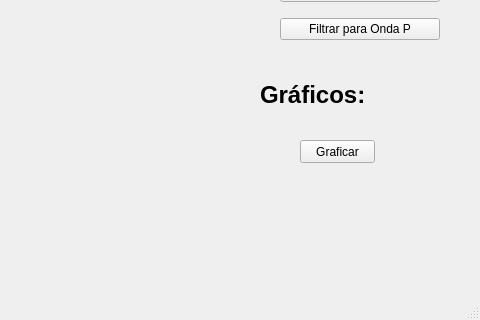
DanielOrtega94/Proyecto-Python-Cientifico, file qt/interfaz/main_windows.ui: the form before one commit; both pictures show x 320 to 800 and y 280 to 600 of the 800 by 600 pixel window.
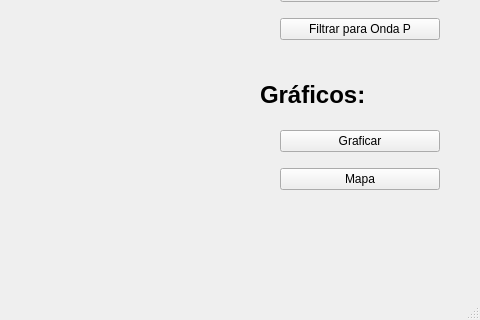
The form after the commit.

Diff of the .ui file:
```diff
--- a/qt/interfaz/main_windows.ui
+++ b/qt/interfaz/main_windows.ui
@@ -73,19 +73,6 @@
      </item>
     </layout>
    </widget>
-   <widget class="QPushButton" name="graficar_Button">
-    <property name="geometry">
-     <rect>
-      <x>620</x>
-      <y>420</y>
-      <width>75</width>
-      <height>23</height>
-     </rect>
-    </property>
-    <property name="text">
-     <string>Graficar</string>
-    </property>
-   </widget>
    <widget class="QLabel" name="label">
     <property name="geometry">
      <rect>
@@ -125,6 +112,32 @@
      <string>&lt;html&gt;&lt;head/&gt;&lt;body&gt;&lt;p&gt;&lt;span style=&quot; font-size:18pt; font-weight:600;&quot;&gt;Gráficos:&lt;/span&gt;&lt;/p&gt;&lt;/body&gt;&lt;/html&gt;</string>
     </property>
    </widget>
+   <widget class="QWidget" name="verticalLayoutWidget_3">
+    <property name="geometry">
+     <rect>
+      <x>600</x>
+      <y>400</y>
+      <width>160</width>
+      <height>80</height>
+     </rect>
+    </property>
+    <layout class="QVBoxLayout" name="verticalLayout_3">
+     <item>
+      <widget class="QPushButton" name="graficar_Button">
+       <property name="text">
+        <string>Graficar</string>
+       </property>
+      </widget>
+     </item>
+     <item>
+      <widget class="QPushButton" name="mapa_Button">
+       <property name="text">
+        <string>Mapa</string>
+       </property>
+      </widget>
+     </item>
+    </layout>
+   </widget>
   </widget>
   <widget class="QMenuBar" name="menubar">
    <property name="geometry">
```
